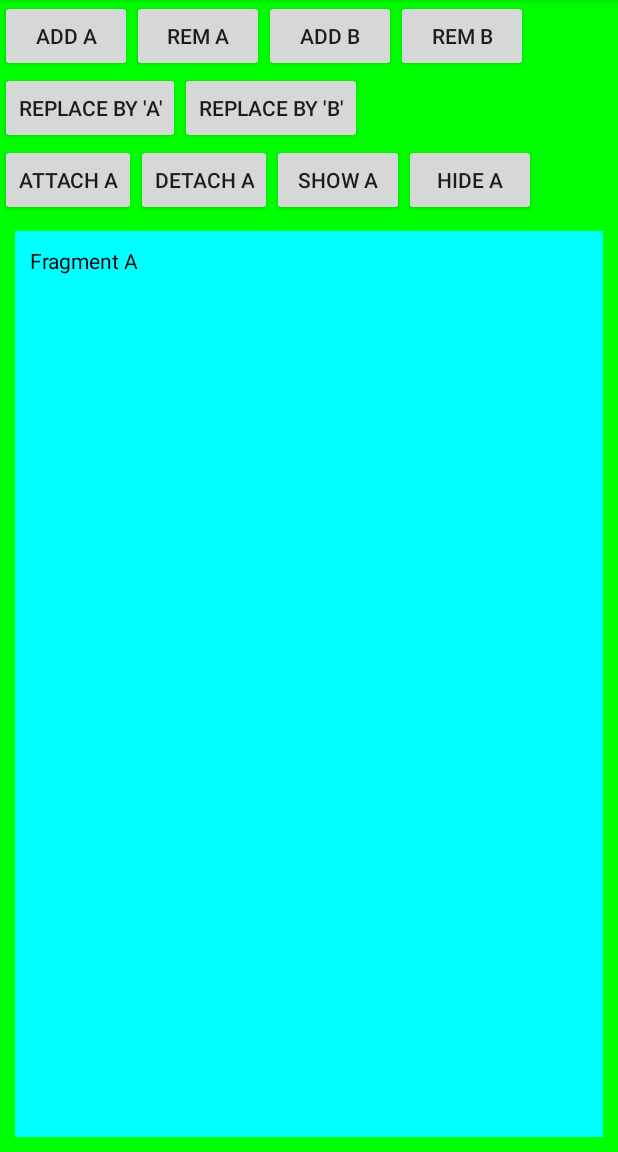
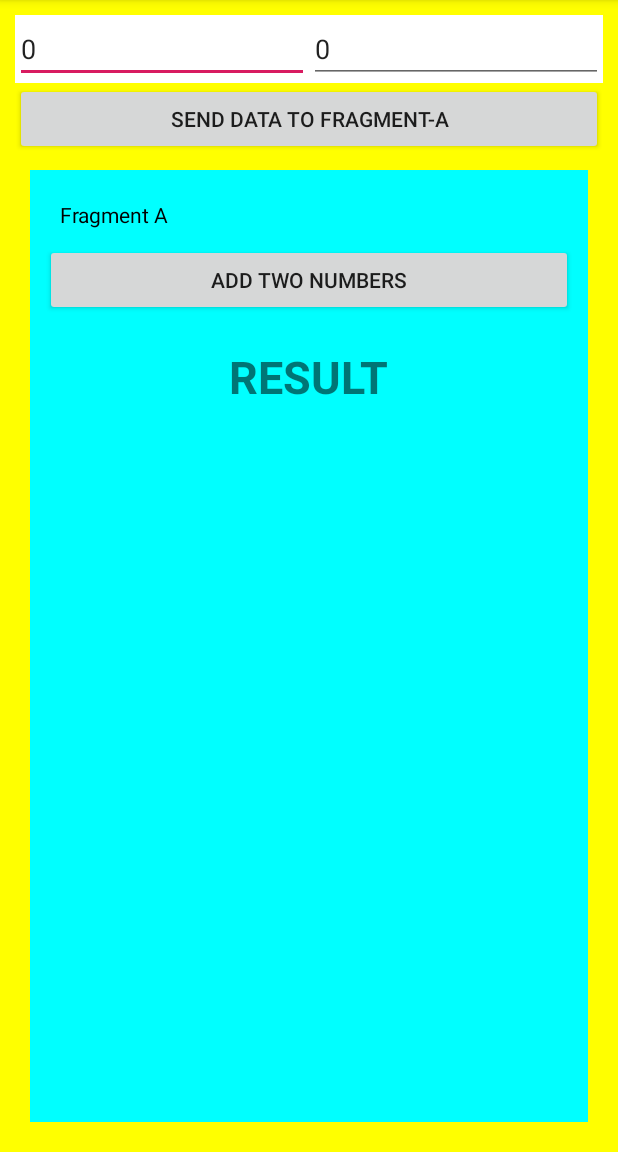
Before and after one commit to fffrowies/FragmentTest2, an Android app: the fragment FragmentA placed in its activity, on a phone screen of 412 x 824 dp, the part 84-1236 px from its top. Run offline under Robolectric (Android 15) with nearby library versions, the phone set to English and light mode, and no system bars.

Commit message:
Initial Project Setup

```diff
--- a/app/src/main/java/com/fffrowies/fragmenttest2/FragmentA.java
+++ b/app/src/main/java/com/fffrowies/fragmenttest2/FragmentA.java
@@ -8,6 +8,8 @@ import android.util.Log;
 import android.view.LayoutInflater;
 import android.view.View;
 import android.view.ViewGroup;
+import android.widget.Button;
+import android.widget.TextView;
 
 /**
  * A simple {@link Fragment} subclass.
@@ -16,75 +18,30 @@ public class FragmentA extends Fragment {
 
     private static final String TAG = FragmentA.class.getSimpleName();
 
+    private Button btnAdd;
+    private TextView txvResult;
+
     public FragmentA() {
         // Required empty public constructor
     }
 
     @Override
-    public void onAttach(Context context) {
-        super.onAttach(context);
-        Log.i(TAG, "onAttach()");
-    }
-
-    @Override
-    public void onCreate(@Nullable Bundle savedInstanceState) {
-        super.onCreate(savedInstanceState);
-        Log.i(TAG, "onCreate()");
-    }
-
-    @Override
     public View onCreateView(LayoutInflater inflater, ViewGroup container,
                              Bundle savedInstanceState) {
+
         // Inflate the layout for this fragment
-        Log.i(TAG, "onCreateView()");
-        return inflater.inflate(R.layout.fragment_a, container, false);
-    }
+        View view = inflater.inflate(R.layout.fragment_a, container, false);
 
-    @Override
-    public void onActivityCreated(@Nullable Bundle savedInstanceState) {
-        super.onActivityCreated(savedInstanceState);
-        Log.i(TAG, "onActivityCreated()");
-    }
+        txvResult = view.findViewById(R.id.txvResult);
+        btnAdd = view.findViewById(R.id.btnAdd);
 
-    @Override
-    public void onStart() {
-        super.onStart();
-        Log.i(TAG, "onStart()");
-    }
+        btnAdd.setOnClickListener(new View.OnClickListener() {
+            @Override
+            public void onClick(View v) {
+                // Code to add two numbers
+            }
+        });
 
-    @Override
-    public void onResume() {
-        super.onResume();
-        Log.i(TAG, "onResume()");
-    }
-
-    @Override
-    public void onPause() {
-        super.onPause();
-        Log.i(TAG, "onPause()");
-    }
-
-    @Override
-    public void onStop() {
-        super.onStop();
-        Log.i(TAG, "onStop()");
-    }
-
-    @Override
-    public void onDestroyView() {
-        super.onDestroyView();
-        Log.i(TAG, "onDestroyView()");
-    }
-
-    @Override
-    public void onDestroy() {
-        super.onDestroy();
-        Log.i(TAG, "onDestroy()");
-    }
-
-    @Override
-    public void onDetach() {
-        super.onDetach();
-        Log.i(TAG, "onDetach()");
+        return view;
     }
 }
--- a/app/src/main/res/layout/activity_main.xml
+++ b/app/src/main/res/layout/activity_main.xml
@@ -5,88 +5,43 @@
     android:id="@+id/linearLayout"
     android:layout_width="match_parent"
     android:layout_height="match_parent"
-    android:background="#0F0"
+    android:background="#FF0"
     android:orientation="vertical"
+    android:padding="10dp"
     tools:context=".MainActivity">
 
     <LinearLayout
-        android:layout_width="wrap_content"
+        android:layout_width="match_parent"
         android:layout_height="wrap_content"
-        android:orientation="horizontal">
-        <Button
-            android:layout_height="wrap_content"
-            android:layout_width="wrap_content"
-            android:text="Add A"
-            android:onClick="addFragmentA"/>
-        <Button
-            android:layout_height="wrap_content"
-            android:layout_width="wrap_content"
-            android:text="Rem A"
-            android:onClick="removeFragmentA"/>
-        <Button
-            android:layout_height="wrap_content"
-            android:layout_width="wrap_content"
-            android:text="Add B"
-            android:onClick="addFragmentB"/>
-        <Button
-            android:layout_height="wrap_content"
-            android:layout_width="wrap_content"
-            android:text="Rem B"
-            android:onClick="removeFragmentB"/>
-    </LinearLayout>
-
-    <LinearLayout
-        android:layout_width="wrap_content"
-        android:layout_height="wrap_content"
+        android:background="@android:color/white"
         android:orientation="horizontal">
 
-        <Button
-            android:layout_width="wrap_content"
+        <EditText
+            android:id="@+id/etFirstNumber"
+            android:layout_width="0dp"
             android:layout_height="wrap_content"
-            android:text="Replace by 'A'"
-            android:onClick="replaceByFragmentA"/>
+            android:layout_weight="1"
+            android:inputType="number"
+            android:text="0"/>
 
-        <Button
-            android:layout_width="wrap_content"
+        <EditText
+            android:id="@+id/etSecondNumber"
+            android:layout_width="0dp"
             android:layout_height="wrap_content"
-            android:text="Replace by 'B'"
-            android:onClick="replaceByFragmentB"/>
+            android:layout_weight="1"
+            android:inputType="number"
+            android:text="0"/>
 
     </LinearLayout>
 
-    <LinearLayout
-        android:layout_width="wrap_content"
+    <Button
+        android:layout_width="match_parent"
         android:layout_height="wrap_content"
-        android:orientation="horizontal">
-
-        <Button
-            android:layout_width="wrap_content"
-            android:layout_height="wrap_content"
-            android:text="Attach A"
-            android:onClick="attachFragmentA"/>
-
-        <Button
-            android:layout_width="wrap_content"
-            android:layout_height="wrap_content"
-            android:text="Detach A"
-            android:onClick="detachFragmentA"/>
-
-        <Button
-            android:layout_width="wrap_content"
-            android:layout_height="wrap_content"
-            android:text="Show A"
-            android:onClick="showFragmentA"/>
-
-        <Button
-            android:layout_width="wrap_content"
-            android:layout_height="wrap_content"
-            android:text="Hide A"
-            android:onClick="hideFragmentA"/>
-
-    </LinearLayout>
+        android:onClick="sendDataToFragment"
+        android:text="SEND DATA TO FRAGMENT-A"/>
 
     <FrameLayout
-        android:id="@+id/container"
+        android:id="@+id/containerFragmentA"
         android:layout_margin="10dp"
         android:layout_width="match_parent"
         android:layout_height="match_parent"/>
--- a/app/src/main/res/layout/fragment_a.xml
+++ b/app/src/main/res/layout/fragment_a.xml
@@ -1,9 +1,12 @@
 <?xml version="1.0" encoding="utf-8"?>
-<FrameLayout xmlns:android="http://schemas.android.com/apk/res/android"
+<LinearLayout
+    xmlns:android="http://schemas.android.com/apk/res/android"
     xmlns:tools="http://schemas.android.com/tools"
     android:layout_width="match_parent"
     android:layout_height="match_parent"
     android:background="#0FF"
+    android:orientation="vertical"
+    android:padding="10dp"
     tools:context=".FragmentA">
 
     <TextView
@@ -13,4 +16,20 @@
         android:text="Fragment A"
         android:textColor="@android:color/black"/>
 
-</FrameLayout>
+    <Button
+        android:id="@+id/btnAdd"
+        android:layout_width="match_parent"
+        android:layout_height="wrap_content"
+        android:text="ADD TWO NUMBERS"/>
+
+    <TextView
+        android:id="@+id/txvResult"
+        android:layout_width="wrap_content"
+        android:layout_height="wrap_content"
+        android:layout_gravity="center_horizontal"
+        android:layout_marginTop="20dp"
+        android:text="RESULT"
+        android:textSize="30sp"
+        android:textStyle="bold"/>
+
+</LinearLayout>
```
Also changed, not shown: app/src/main/java/com/fffrowies/fragmenttest2/FragmentB.java (deleted, +0 -90 lines), app/src/main/java/com/fffrowies/fragmenttest2/MainActivity.java (+8 -105 lines), app/src/main/res/layout/fragment_b.xml (deleted, +0 -16 lines).
